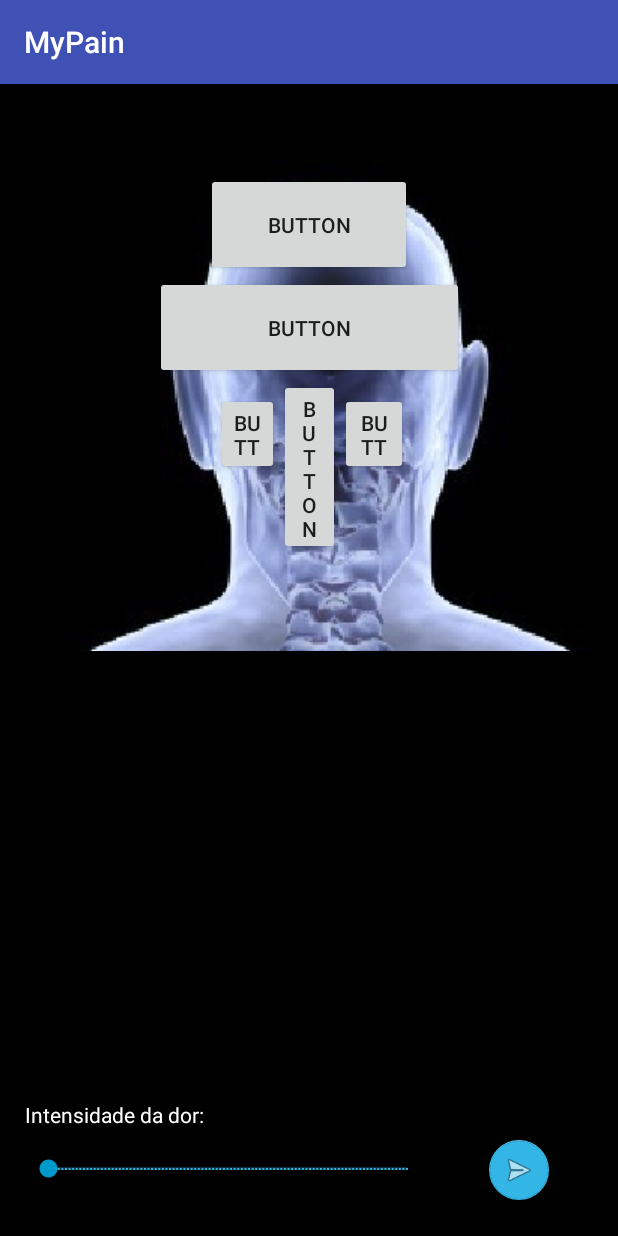
After one commit to GabrielSilla/MyPain, an Android app: the HeadView screen opened directly, with no data from a screen before it, on a phone screen of 412 x 824 dp. The commit adds this screen. Run offline under Robolectric (Android 15) with nearby library versions, the phone set to English and light mode, and no system bars; 4 statements that could not run were skipped.

Commit message:
Adding Head View and buttons

```diff
--- a/MyPain/MyPain/app/src/main/AndroidManifest.xml
+++ b/MyPain/MyPain/app/src/main/AndroidManifest.xml
@@ -28,7 +28,8 @@
         <activity
             android:name=".Body_full"
             android:label="@string/title_activity_body_full"
-            android:theme="@style/AppTheme.NoActionBar"></activity>
+            android:theme="@style/AppTheme.NoActionBar" />
+        <activity android:name=".BodyPartsView.HeadView"></activity>
     </application>
 
 </manifest>
--- /dev/null
+++ b/MyPain/MyPain/app/src/main/java/com/example/gabriel/mypain/BodyPartsView/HeadView.java
@@ -0,0 +1,82 @@
+package com.example.gabriel.mypain.BodyPartsView;
+
+import android.content.Intent;
+import android.graphics.Point;
+import android.support.v7.app.AppCompatActivity;
+import android.os.Bundle;
+import android.view.Display;
+import android.view.ViewGroup;
+import android.widget.Button;
+import android.widget.ImageView;
+import android.widget.Toast;
+
+import com.example.gabriel.mypain.R;
+
+public class HeadView extends AppCompatActivity {
+
+    @Override
+    protected void onCreate(Bundle savedInstanceState) {
+        super.onCreate(savedInstanceState);
+        setContentView(R.layout.activity_head_view);
+
+        Intent intent = getIntent();
+        Bundle extras = intent.getExtras();
+        String orientation = extras.getString("orientation");
+
+        Toast.makeText(getBaseContext(), orientation, Toast.LENGTH_SHORT).show();
+
+        ImageView headView = (ImageView) findViewById(R.id.head_view);
+
+        SetButtonsSize();
+
+        if (orientation.equals("Front")) {
+            headView.setImageResource(R.drawable.head_front);
+        } else {
+            headView.setImageResource(R.drawable.head_back);
+        }
+    }
+
+    public void SetButtonsSize() {
+        Display display = getWindowManager().getDefaultDisplay();
+        Point size = new Point();
+        display.getSize(size);
+        int screenWidth = size.x;
+        int screenHeight = size.y;
+
+        Button btn_forehead = (Button) findViewById(R.id.button_forehead);
+        ViewGroup.LayoutParams params = btn_forehead.getLayoutParams();
+        params.width = screenWidth / 2;
+        params.height = screenHeight / 12;
+
+        btn_forehead.setLayoutParams(params);
+
+        Button btn_brain = (Button) findViewById(R.id.button_brain);
+        ViewGroup.LayoutParams params1 = btn_brain.getLayoutParams();
+        params1.width = screenWidth / 3;
+        params1.height = screenHeight / 12;
+
+        btn_brain.setLayoutParams(params1);
+
+        Button btn_lf_eye = (Button) findViewById(R.id.button_left_eye);
+        ViewGroup.LayoutParams params3 = btn_lf_eye.getLayoutParams();
+        params3.width = screenWidth / 9;
+        params3.height = screenHeight / 15;
+
+        btn_lf_eye.setLayoutParams(params3);
+
+        Button btn_rh_eye = (Button) findViewById(R.id.button_right_eye);
+        ViewGroup.LayoutParams params4 = btn_rh_eye.getLayoutParams();asdasd
+        params4.width = screenWidth / 9;
+        params4.height = screenHeight / 15;
+
+        btn_rh_eye.setLayoutParams(params4);
+
+        Button btn_nose = (Button) findViewById(R.id.button_nose);
+        ViewGroup.LayoutParams params5 = btn_nose.getLayoutParams();
+        params5.width = screenWidth / 10;
+        params5.height = screenHeight / 7;
+
+        btn_nose.setLayoutParams(params5);
+
+    }
+}
--- /dev/null
+++ b/MyPain/MyPain/app/src/main/res/layout/activity_head_view.xml
@@ -0,0 +1,144 @@
+<?xml version="1.0" encoding="utf-8"?>
+<android.support.constraint.ConstraintLayout xmlns:android="http://schemas.android.com/apk/res/android"
+    xmlns:app="http://schemas.android.com/apk/res-auto"
+    xmlns:tools="http://schemas.android.com/tools"
+    android:layout_width="match_parent"
+    android:layout_height="match_parent"
+    android:background="#000000"
+    tools:context="com.example.gabriel.mypain.BodyPartsView.HeadView">
+
+    <ImageView
+        android:id="@+id/head_view"
+        android:layout_width="352dp"
+        android:layout_height="404dp"
+        android:layout_marginBottom="8dp"
+        android:layout_marginEnd="16dp"
+        android:layout_marginLeft="16dp"
+        android:layout_marginRight="8dp"
+        android:layout_marginStart="16dp"
+        android:layout_marginTop="7dp"
+        android:adjustViewBounds="true"
+        android:scaleType="center"
+        app:layout_constraintBottom_toTopOf="@+id/seekBar"
+        app:layout_constraintHorizontal_bias="1.0"
+        app:layout_constraintLeft_toLeftOf="parent"
+        app:layout_constraintRight_toRightOf="parent"
+        app:layout_constraintTop_toTopOf="parent"
+        app:layout_constraintVertical_bias="0.0"
+        app:srcCompat="@drawable/head_front" />
+
+    <Button
+        android:id="@+id/button_brain"
+        android:layout_width="124dp"
+        android:layout_height="47dp"
+        android:text="Button"
+        app:layout_constraintTop_toTopOf="@+id/head_view"
+        android:layout_marginTop="52dp"
+        android:layout_marginRight="8dp"
+        app:layout_constraintRight_toRightOf="parent"
+        android:layout_marginLeft="8dp"
+        app:layout_constraintLeft_toLeftOf="parent" />
+
+    <SeekBar
+        android:id="@+id/seekBar"
+        android:layout_width="271dp"
+        android:layout_height="38dp"
+        android:layout_marginBottom="30dp"
+        android:layout_marginLeft="16dp"
+        android:layout_marginTop="8dp"
+        android:background="@android:color/background_dark"
+        android:backgroundTint="@android:color/background_dark"
+        android:backgroundTintMode="src_over"
+        android:progressBackgroundTint="@android:color/holo_blue_light"
+        android:progressTint="@android:color/holo_blue_dark"
+        android:thumbTint="@android:color/holo_blue_dark"
+        android:tickMark="@android:color/holo_blue_bright"
+        android:tickMarkTint="@android:color/holo_blue_light"
+        app:layout_constraintBottom_toBottomOf="parent"
+        app:layout_constraintLeft_toLeftOf="parent"
+        app:layout_constraintTop_toTopOf="@+id/floatingActionButton4"
+        app:layout_constraintVertical_bias="0.666"
+        tools:tickMark="@android:color/holo_blue_bright" />
+
+    <TextView
+        android:id="@+id/textView6"
+        android:layout_width="wrap_content"
+        android:layout_height="wrap_content"
+        android:layout_marginBottom="8dp"
+        android:layout_marginLeft="8dp"
+        android:layout_marginRight="8dp"
+        android:text="Intensidade da dor:"
+        android:textColor="@color/colorLayout"
+        app:layout_constraintBottom_toTopOf="@+id/seekBar"
+        app:layout_constraintHorizontal_bias="0.032"
+        app:layout_constraintLeft_toLeftOf="parent"
+        app:layout_constraintRight_toRightOf="parent" />
+
+    <android.support.design.widget.FloatingActionButton
+        android:id="@+id/floatingActionButton4"
+        android:layout_width="44dp"
+        android:layout_height="40dp"
+        android:layout_marginRight="16dp"
+        android:clickable="true"
+        app:backgroundTint="@android:color/holo_blue_light"
+        app:fabSize="mini"
+        app:layout_constraintRight_toRightOf="parent"
+        app:srcCompat="@android:drawable/ic_menu_send"
+        app:layout_constraintBottom_toBottomOf="parent"
+        android:layout_marginBottom="24dp"
+        app:layout_constraintLeft_toRightOf="@+id/seekBar"
+        android:layout_marginLeft="8dp" />
+
+    <Button
+        android:id="@+id/button_forehead"
+        android:layout_width="165dp"
+        android:layout_height="55dp"
+        android:layout_marginLeft="8dp"
+        android:layout_marginRight="8dp"
+        android:layout_marginTop="0dp"
+        android:text="Button"
+        app:layout_constraintHorizontal_bias="0.502"
+        app:layout_constraintLeft_toLeftOf="parent"
+        app:layout_constraintRight_toRightOf="parent"
+        app:layout_constraintTop_toBottomOf="@+id/button_brain" />
+
+    <Button
+        android:id="@+id/button_right_eye"
+        android:layout_width="42dp"
+        android:layout_height="38dp"
+        android:layout_marginLeft="8dp"
+        android:text="Button"
+        app:layout_constraintLeft_toLeftOf="parent"
+        app:layout_constraintRight_toLeftOf="@+id/button_nose"
+        android:layout_marginRight="0dp"
+        app:layout_constraintHorizontal_bias="1.0"
+        app:layout_constraintTop_toTopOf="@+id/button_nose"
+        android:layout_marginTop="9dp" />
+
+    <Button
+        android:id="@+id/button_left_eye"
+        android:layout_width="43dp"
+        android:layout_height="39dp"
+        android:layout_marginRight="8dp"
+        android:text="Button"
+        app:layout_constraintRight_toRightOf="parent"
+        app:layout_constraintLeft_toRightOf="@+id/button_nose"
+        android:layout_marginLeft="0dp"
+        app:layout_constraintHorizontal_bias="0.0"
+        app:layout_constraintTop_toTopOf="@+id/button_nose"
+        android:layout_marginTop="9dp" />
+
+    <Button
+        android:id="@+id/button_nose"
+        android:layout_width="44dp"
+        android:layout_height="93dp"
+        android:layout_marginLeft="8dp"
+        android:layout_marginRight="8dp"
+        android:layout_marginTop="0dp"
+        android:text="Button"
+        app:layout_constraintHorizontal_bias="0.501"
+        app:layout_constraintLeft_toLeftOf="parent"
+        app:layout_constraintRight_toRightOf="parent"
+        app:layout_constraintTop_toBottomOf="@+id/button_forehead" />
+
+</android.support.constraint.ConstraintLayout>
```
Also changed, not shown: MyPain/MyPain/app/src/main/java/com/example/gabriel/mypain/Body_full.java (+98 -1 lines), MyPain/MyPain/app/src/main/res/layout/activity_body_full.xml (+88 -5 lines).
